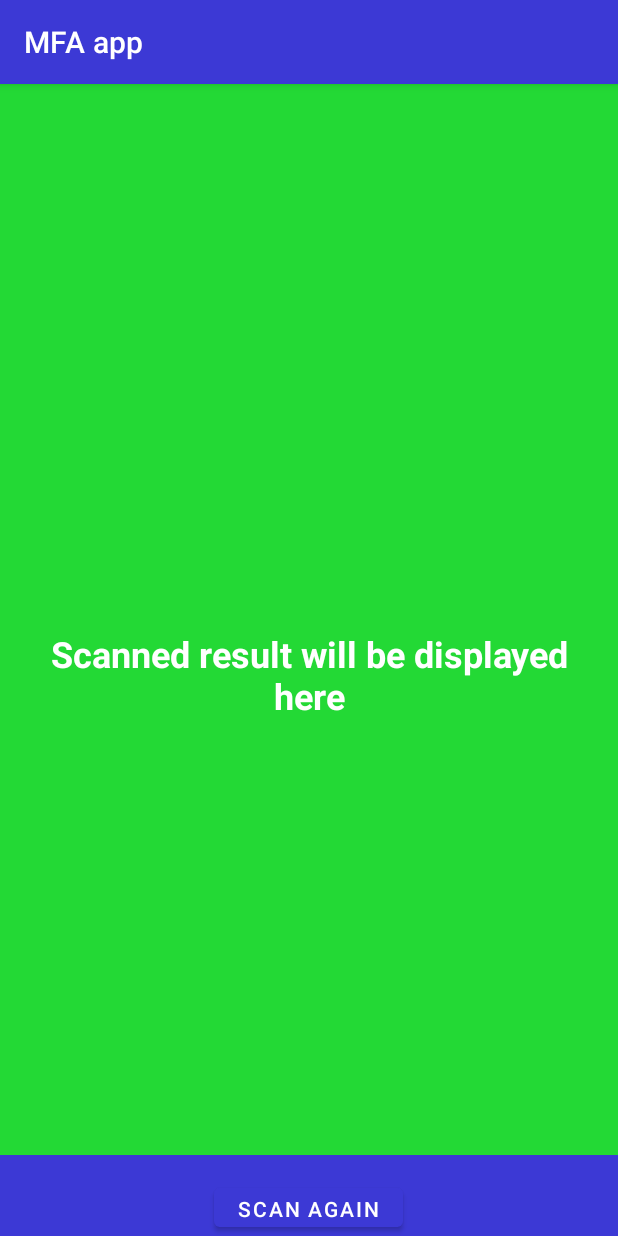
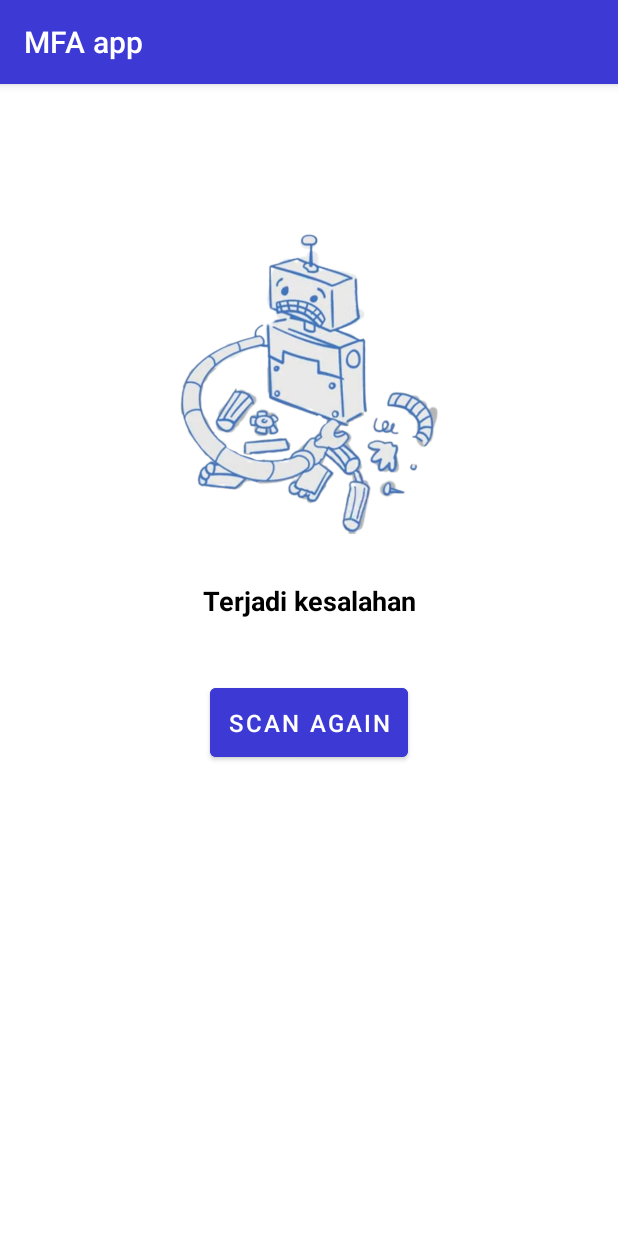
Before and after one commit to UKDW-RealityVisionLab/MultiFactorAuthentication, an Android app: the QRCodeScanActivity screen opened directly, with no data from a screen before it, on a phone screen of 412 x 824 dp. Run offline under Robolectric (Android 15) with nearby library versions, the phone set to English and light mode, and no system bars; libraries missing offline, so code that uses them is left out: com.google.zxing.integration, com.journeyapps.barcodescanner; plain views replace DecoratedBarcodeView; 5 statements that could not run were skipped.

Commit message:
90% completing update attendance

```diff
--- a/AndroidApps/app/build.gradle.kts
+++ b/AndroidApps/app/build.gradle.kts
@@ -64,7 +64,7 @@ android {
 }
 
 dependencies {
-    implementation("com.journeyapps:zxing-android-embedded:4.3.0")
+    implementation ("com.journeyapps:zxing-android-embedded:4.3.0")
 
     implementation("androidx.core:core-ktx:1.10.1")
     implementation("androidx.appcompat:appcompat:1.6.1")
@@ -93,6 +93,7 @@ dependencies {
     //tensorflow
     implementation("org.tensorflow:tensorflow-lite:2.14.0")
     implementation("org.tensorflow:tensorflow-lite-gpu:2.14.0")
+    implementation("androidx.activity:activity:1.9.1")
 
     testImplementation("junit:junit:4.13.2")
     androidTestImplementation("androidx.test.ext:junit:1.1.5")
@@ -114,4 +115,6 @@ dependencies {
     implementation("androidx.lifecycle:lifecycle-livedata-ktx:2.3.1")
     implementation("com.squareup.retrofit2:retrofit:2.9.0")
     implementation("com.squareup.retrofit2:converter-gson:2.9.0")
+
+
 }
--- a/AndroidApps/app/src/main/java/com/mfa/api/retrofit/ApiService.kt
+++ b/AndroidApps/app/src/main/java/com/mfa/api/retrofit/ApiService.kt
@@ -36,4 +36,7 @@ interface ApiService {
 
     @POST("daftarpresensi/cekStatusPresensi")
     suspend fun cekStatusKehadiran(@Body req :StatusReq) :Boolean
+
+    @POST("face/faceVerify")
+    suspend fun updateStatusKehadiran(@Body req: StatusReq):Boolean
 }
--- /dev/null
+++ b/AndroidApps/app/src/main/java/com/mfa/view/IdJadwal.kt
@@ -0,0 +1,5 @@
+package com.mfa.view
+
+object IdJadwal{
+    var idJadwal:String?=null
+}
--- a/AndroidApps/app/src/main/res/layout/activity_qr_code_scan.xml
+++ b/AndroidApps/app/src/main/res/layout/activity_qr_code_scan.xml
@@ -2,46 +2,52 @@
 <RelativeLayout xmlns:android="http://schemas.android.com/apk/res/android"
     android:layout_width="match_parent"
     android:layout_height="match_parent"
-    android:background="#23d935">
+    android:background="#FFF"
+    android:orientation="vertical">
 
+    <!-- Barcode Scanner View -->
     <com.journeyapps.barcodescanner.DecoratedBarcodeView
         android:id="@+id/barcode_scanner"
         android:layout_width="match_parent"
         android:layout_height="0dp"
-        android:layout_centerInParent="true"
-        android:layout_weight="1" />
+        android:layout_alignParentTop="true"
+        android:layout_centerInParent="true" />
 
-    <TextView
-        android:id="@+id/scan_status"
-        android:layout_width="match_parent"
-        android:layout_height="wrap_content"
-        android:layout_alignParentBottom="true"
-        android:background="#3c39d5"
-        android:padding="16dp"
-        android:textColor="#FFFFFF"
-        android:textSize="16sp"
-        android:textStyle="bold"
-        android:visibility="visible" />
+    <!-- ImageView for error or other icons -->
+    <ImageView
+        android:id="@+id/error_image"
+        android:layout_width="200dp"
+        android:layout_height="200dp"
+        android:layout_centerHorizontal="true"
+        android:layout_below="@id/barcode_scanner"
+        android:layout_marginTop="100dp"
+        android:src="@drawable/wrong" />
 
+    <!-- Scanned Result Display -->
     <TextView
         android:id="@+id/scan_result"
         android:layout_width="match_parent"
-        android:layout_height="609dp"
-        android:layout_above="@id/scan_status"
-        android:layout_marginBottom="15dp"
+        android:layout_height="wrap_content"
+        android:layout_below="@id/error_image"
+        android:layout_marginTop="16dp"
         android:gravity="center"
         android:padding="16dp"
-        android:text="Scanned result will be displayed here"
-        android:textColor="@android:color/white"
-        android:textSize="24sp"
+        android:text="Terjadi kesalahan"
+        android:textColor="@android:color/black"
+        android:textSize="18sp"
         android:textStyle="bold" />
 
+    <!-- Scan Again Button -->
     <Button
         android:id="@+id/scan_again_button"
         android:layout_width="wrap_content"
         android:layout_height="wrap_content"
         android:layout_below="@id/scan_result"
         android:layout_centerHorizontal="true"
-        android:layout_marginTop="16dp"
-        android:text="Scan Again" />
+        android:layout_marginTop="24dp"
+        android:text="Scan Again"
+        android:textSize="16sp"
+        android:textColor="@android:color/white"
+        android:backgroundTint="#3c39d5"
+        android:padding="12dp" />
 </RelativeLayout>
```
Also changed, not shown: AndroidApps/app/src/main/AndroidManifest.xml (+10 -14 lines), AndroidApps/app/src/main/java/com/mfa/repository/MfaRepository.kt (+11 -0 lines), AndroidApps/app/src/main/java/com/mfa/view/activity/FaceVerificationActivity.kt (+32 -0 lines), AndroidApps/app/src/main/java/com/mfa/view/activity/PresensiActivity.kt (+6 -1 lines), AndroidApps/app/src/main/java/com/mfa/view/activity/QRCodeScanActivity.kt (+16 -5 lines), AndroidApps/app/src/main/java/com/mfa/view_model/ProfileViewModel.kt (+11 -0 lines), AndroidApps/app/src/main/res/drawable/ic_border.xml (added, +10 -0 lines), AndroidApps/app/src/main/java/com/mfa/view/Email.kt (line endings or trailing spaces), AndroidApps/app/src/main/res/drawable/wrong.png (added).
